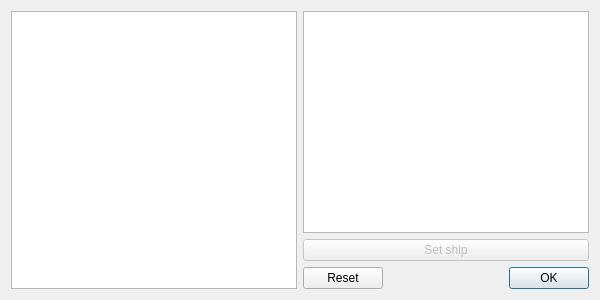
First picture: the form in client/game/gamepreparewidget.ui, repository stephan-gh/SeaBattle, before the edit.
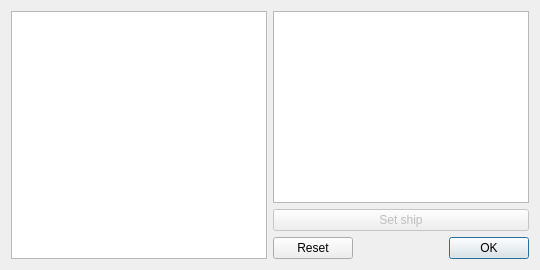
Second picture: the form after the edit.

```diff
--- a/client/game/gamepreparewidget.ui
+++ b/client/game/gamepreparewidget.ui
@@ -2,14 +2,6 @@
 <ui version="4.0">
  <class>GamePrepareWidget</class>
  <widget class="QWidget" name="GamePrepareWidget">
-  <property name="geometry">
-   <rect>
-    <x>0</x>
-    <y>0</y>
-    <width>600</width>
-    <height>300</height>
-   </rect>
-  </property>
   <layout class="QHBoxLayout" name="horizontalLayout">
    <item>
     <widget class="QTableView" name="tableViewShips">
```
